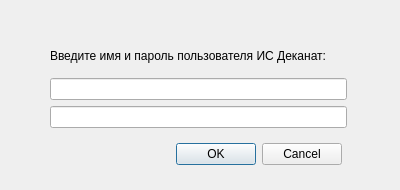
Before: the Qt Designer form authwindow.ui in sowecthal/IS-Decanat, drawn with Qt 5.
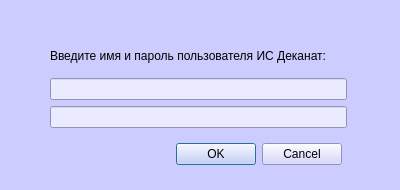
After: the same form once the commit is applied.

What changed in the file:
```diff
--- a/authwindow.ui
+++ b/authwindow.ui
@@ -22,6 +22,448 @@
     <height>190</height>
    </size>
   </property>
+  <property name="palette">
+   <palette>
+    <active>
+     <colorrole role="WindowText">
+      <brush brushstyle="SolidPattern">
+       <color alpha="255">
+        <red>0</red>
+        <green>0</green>
+        <blue>0</blue>
+       </color>
+      </brush>
+     </colorrole>
+     <colorrole role="Button">
+      <brush brushstyle="SolidPattern">
+       <color alpha="255">
+        <red>204</red>
+        <green>204</green>
+        <blue>255</blue>
+       </color>
+      </brush>
+     </colorrole>
+     <colorrole role="Light">
+      <brush brushstyle="SolidPattern">
+       <color alpha="255">
+        <red>255</red>
+        <green>255</green>
+        <blue>255</blue>
+       </color>
+      </brush>
+     </colorrole>
+     <colorrole role="Midlight">
+      <brush brushstyle="SolidPattern">
+       <color alpha="255">
+        <red>229</red>
+        <green>229</green>
+        <blue>255</blue>
+       </color>
+      </brush>
+     </colorrole>
+     <colorrole role="Dark">
+      <brush brushstyle="SolidPattern">
+       <color alpha="255">
+        <red>102</red>
+        <green>102</green>
+        <blue>127</blue>
+       </color>
+      </brush>
+     </colorrole>
+     <colorrole role="Mid">
+      <brush brushstyle="SolidPattern">
+       <color alpha="255">
+        <red>136</red>
+        <green>136</green>
+        <blue>170</blue>
+       </color>
+      </brush>
+     </colorrole>
+     <colorrole role="Text">
+      <brush brushstyle="SolidPattern">
+       <color alpha="255">
+        <red>0</red>
+        <green>0</green>
+        <blue>0</blue>
+       </color>
+      </brush>
+     </colorrole>
+     <colorrole role="BrightText">
+      <brush brushstyle="SolidPattern">
+       <color alpha="255">
+        <red>255</red>
+        <green>255</green>
+        <blue>255</blue>
+       </color>
+      </brush>
+     </colorrole>
+     <colorrole role="ButtonText">
+      <brush brushstyle="SolidPattern">
+       <color alpha="255">
+        <red>0</red>
+        <green>0</green>
+        <blue>0</blue>
+       </color>
+      </brush>
+     </colorrole>
+     <colorrole role="Base">
+      <brush brushstyle="SolidPattern">
+       <color alpha="255">
+        <red>235</red>
+        <green>235</green>
+        <blue>255</blue>
+       </color>
+      </brush>
+     </colorrole>
+     <colorrole role="Window">
+      <brush brushstyle="SolidPattern">
+       <color alpha="255">
+        <red>204</red>
+        <green>204</green>
+        <blue>255</blue>
+       </color>
+      </brush>
+     </colorrole>
+     <colorrole role="Shadow">
+      <brush brushstyle="SolidPattern">
+       <color alpha="255">
+        <red>0</red>
+        <green>0</green>
+        <blue>0</blue>
+       </color>
+      </brush>
+     </colorrole>
+     <colorrole role="AlternateBase">
+      <brush brushstyle="SolidPattern">
+       <color alpha="255">
+        <red>229</red>
+        <green>229</green>
+        <blue>255</blue>
+       </color>
+      </brush>
+     </colorrole>
+     <colorrole role="ToolTipBase">
+      <brush brushstyle="SolidPattern">
+       <color alpha="255">
+        <red>255</red>
+        <green>255</green>
+        <blue>220</blue>
+       </color>
+      </brush>
+     </colorrole>
+     <colorrole role="ToolTipText">
+      <brush brushstyle="SolidPattern">
+       <color alpha="255">
+        <red>0</red>
+        <green>0</green>
+        <blue>0</blue>
+       </color>
+      </brush>
+     </colorrole>
+     <colorrole role="PlaceholderText">
+      <brush brushstyle="SolidPattern">
+       <color alpha="128">
+        <red>0</red>
+        <green>0</green>
+        <blue>0</blue>
+       </color>
+      </brush>
+     </colorrole>
+    </active>
+    <inactive>
+     <colorrole role="WindowText">
+      <brush brushstyle="SolidPattern">
+       <color alpha="255">
+        <red>0</red>
+        <green>0</green>
+        <blue>0</blue>
+       </color>
+      </brush>
+     </colorrole>
+     <colorrole role="Button">
+      <brush brushstyle="SolidPattern">
+       <color alpha="255">
+        <red>204</red>
+        <green>204</green>
+        <blue>255</blue>
+       </color>
+      </brush>
+     </colorrole>
+     <colorrole role="Light">
+      <brush brushstyle="SolidPattern">
+       <color alpha="255">
+        <red>255</red>
+        <green>255</green>
+        <blue>255</blue>
+       </color>
+      </brush>
+     </colorrole>
+     <colorrole role="Midlight">
+      <brush brushstyle="SolidPattern">
+       <color alpha="255">
+        <red>229</red>
+        <green>229</green>
+        <blue>255</blue>
+       </color>
+      </brush>
+     </colorrole>
+     <colorrole role="Dark">
+      <brush brushstyle="SolidPattern">
+       <color alpha="255">
+        <red>102</red>
+        <green>102</green>
+        <blue>127</blue>
+       </color>
+      </brush>
+     </colorrole>
+     <colorrole role="Mid">
+      <brush brushstyle="SolidPattern">
+       <color alpha="255">
+        <red>136</red>
+        <green>136</green>
+        <blue>170</blue>
+       </color>
+      </brush>
+     </colorrole>
+     <colorrole role="Text">
+      <brush brushstyle="SolidPattern">
+       <color alpha="255">
+        <red>0</red>
+        <green>0</green>
+        <blue>0</blue>
+       </color>
+      </brush>
+     </colorrole>
+     <colorrole role="BrightText">
+      <brush brushstyle="SolidPattern">
+       <color alpha="255">
+        <red>255</red>
+        <green>255</green>
+        <blue>255</blue>
+       </color>
+      </brush>
+     </colorrole>
+     <colorrole role="ButtonText">
+      <brush brushstyle="SolidPattern">
+       <color alpha="255">
+        <red>0</red>
+        <green>0</green>
+        <blue>0</blue>
+       </color>
+      </brush>
+     </colorrole>
+     <colorrole role="Base">
+      <brush brushstyle="SolidPattern">
+       <color alpha="255">
+        <red>235</red>
+        <green>235</green>
+        <blue>255</blue>
+       </color>
+      </brush>
+     </colorrole>
+     <colorrole role="Window">
+      <brush brushstyle="SolidPattern">
+       <color alpha="255">
+        <red>204</red>
+        <green>204</green>
+        <blue>255</blue>
+       </color>
+      </brush>
+     </colorrole>
+     <colorrole role="Shadow">
+      <brush brushstyle="SolidPattern">
+       <color alpha="255">
+        <red>0</red>
+        <green>0</green>
+        <blue>0</blue>
+       </color>
+      </brush>
+     </colorrole>
+     <colorrole role="AlternateBase">
+      <brush brushstyle="SolidPattern">
+       <color alpha="255">
+        <red>229</red>
+        <green>229</green>
+        <blue>255</blue>
+       </color>
+      </brush>
+     </colorrole>
+     <colorrole role="ToolTipBase">
+      <brush brushstyle="SolidPattern">
+       <color alpha="255">
+        <red>255</red>
+        <green>255</green>
+        <blue>220</blue>
+       </color>
+      </brush>
+     </colorrole>
+     <colorrole role="ToolTipText">
+      <brush brushstyle="SolidPattern">
+       <color alpha="255">
+        <red>0</red>
+        <green>0</green>
+        <blue>0</blue>
+       </color>
+      </brush>
+     </colorrole>
+     <colorrole role="PlaceholderText">
+      <brush brushstyle="SolidPattern">
+       <color alpha="128">
+        <red>0</red>
+        <green>0</green>
+        <blue>0</blue>
+       </color>
+      </brush>
+     </colorrole>
+    </inactive>
+    <disabled>
+     <colorrole role="WindowText">
+      <brush brushstyle="SolidPattern">
+       <color alpha="255">
+        <red>102</red>
+        <green>102</green>
+        <blue>127</blue>
+       </color>
+      </brush>
+     </colorrole>
+     <colorrole role="Button">
+      <brush brushstyle="SolidPattern">
+       <color alpha="255">
+        <red>204</red>
+        <green>204</green>
+        <blue>255</blue>
+       </color>
+      </brush>
+     </colorrole>
+     <colorrole role="Light">
+      <brush brushstyle="SolidPattern">
+       <color alpha="255">
+        <red>255</red>
+        <green>255</green>
+        <blue>255</blue>
+       </color>
+      </brush>
+     </colorrole>
+     <colorrole role="Midlight">
+      <brush brushstyle="SolidPattern">
+       <color alpha="255">
+        <red>229</red>
+        <green>229</green>
+        <blue>255</blue>
+       </color>
+      </brush>
+     </colorrole>
+     <colorrole role="Dark">
+      <brush brushstyle="SolidPattern">
+       <color alpha="255">
+        <red>102</red>
+        <green>102</green>
+        <blue>127</blue>
+       </color>
+      </brush>
+     </colorrole>
+     <colorrole role="Mid">
+      <brush brushstyle="SolidPattern">
+       <color alpha="255">
+        <red>136</red>
+        <green>136</green>
+        <blue>170</blue>
+       </color>
+      </brush>
+     </colorrole>
+     <colorrole role="Text">
+      <brush brushstyle="SolidPattern">
+       <color alpha="255">
+        <red>102</red>
+        <green>102</green>
+        <blue>127</blue>
+       </color>
+      </brush>
+     </colorrole>
+     <colorrole role="BrightText">
+      <brush brushstyle="SolidPattern">
+       <color alpha="255">
+        <red>255</red>
+        <green>255</green>
+        <blue>255</blue>
+       </color>
+      </brush>
+     </colorrole>
+     <colorrole role="ButtonText">
+      <brush brushstyle="SolidPattern">
+       <color alpha="255">
+        <red>102</red>
+        <green>102</green>
+        <blue>127</blue>
+       </color>
+      </brush>
+     </colorrole>
+     <colorrole role="Base">
+      <brush brushstyle="SolidPattern">
+       <color alpha="255">
+        <red>204</red>
+        <green>204</green>
+        <blue>255</blue>
+       </color>
+      </brush>
+     </colorrole>
+     <colorrole role="Window">
+      <brush brushstyle="SolidPattern">
+       <color alpha="255">
+        <red>204</red>
+        <green>204</green>
+        <blue>255</blue>
+       </color>
+      </brush>
+     </colorrole>
+     <colorrole role="Shadow">
+      <brush brushstyle="SolidPattern">
+       <color alpha="255">
+        <red>0</red>
+        <green>0</green>
+        <blue>0</blue>
+       </color>
+      </brush>
+     </colorrole>
+     <colorrole role="AlternateBase">
+      <brush brushstyle="SolidPattern">
+       <color alpha="255">
+        <red>204</red>
+        <green>204</green>
+        <blue>255</blue>
+       </color>
+      </brush>
+     </colorrole>
+     <colorrole role="ToolTipBase">
+      <brush brushstyle="SolidPattern">
+       <color alpha="255">
+        <red>255</red>
+        <green>255</green>
+        <blue>220</blue>
+       </color>
+      </brush>
+     </colorrole>
+     <colorrole role="ToolTipText">
+      <brush brushstyle="SolidPattern">
+       <color alpha="255">
+        <red>0</red>
+        <green>0</green>
+        <blue>0</blue>
+       </color>
+      </brush>
+     </colorrole>
+     <colorrole role="PlaceholderText">
+      <brush brushstyle="SolidPattern">
+       <color alpha="128">
+        <red>0</red>
+        <green>0</green>
+        <blue>0</blue>
+       </color>
+      </brush>
+     </colorrole>
+    </disabled>
+   </palette>
+  </property>
   <property name="windowTitle">
    <string>Dialog</string>
   </property>
@@ -44,7 +486,7 @@
     <set>QDialogButtonBox::Cancel|QDialogButtonBox::Ok</set>
    </property>
   </widget>
-  <widget class="QWidget" name="">
+  <widget class="QWidget" name="layoutWidget">
    <property name="geometry">
     <rect>
      <x>50</x>
```
